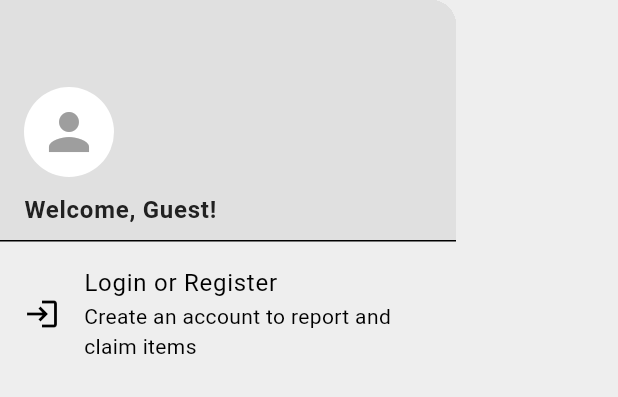
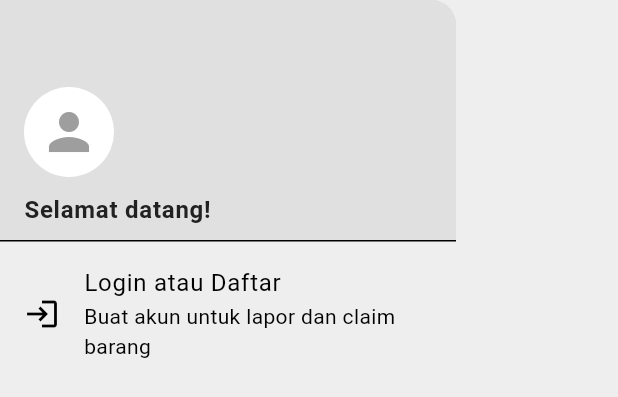
Before and after one commit to MafariT/flutter-lost-and-found, a Flutter app: the GuestDrawer widget shown alone on an empty page, opened directly, on a phone screen of 412 x 824 dp. Shown: the top 397 px of the screen. Run offline on Flutter 3.47's test engine with Material 3 defaults, Android fonts, the phone set to English and light mode, and no system bars; our stand-ins replace flutter_dotenv, flutter_riverpod, image_picker, supabase_flutter; accounts and stored records are empty; network calls fail; statements that could not run were skipped.

Commit message:
guest drawer ubah bahasa

```diff
--- a/lib/components/guest_drawer.dart
+++ b/lib/components/guest_drawer.dart
@@ -24,7 +24,7 @@ class GuestDrawer extends StatelessWidget {
                 ),
                 const SizedBox(height: 10),
                 Text(
-                  'Welcome, Guest!',
+                  'Selamat datang!',
                   style: TextStyle(
                     color: Theme.of(context).colorScheme.inversePrimary,
                     fontSize: 16,
@@ -36,8 +36,8 @@ class GuestDrawer extends StatelessWidget {
           ),
           ListTile(
             leading: const Icon(Icons.login),
-            title: const Text('Login or Register'),
-            subtitle: const Text('Create an account to report and claim items'),
+            title: const Text('Login atau Daftar'),
+            subtitle: const Text('Buat akun untuk lapor dan claim barang'),
             onTap: () {
               AuthService().signOut();
             },
```
